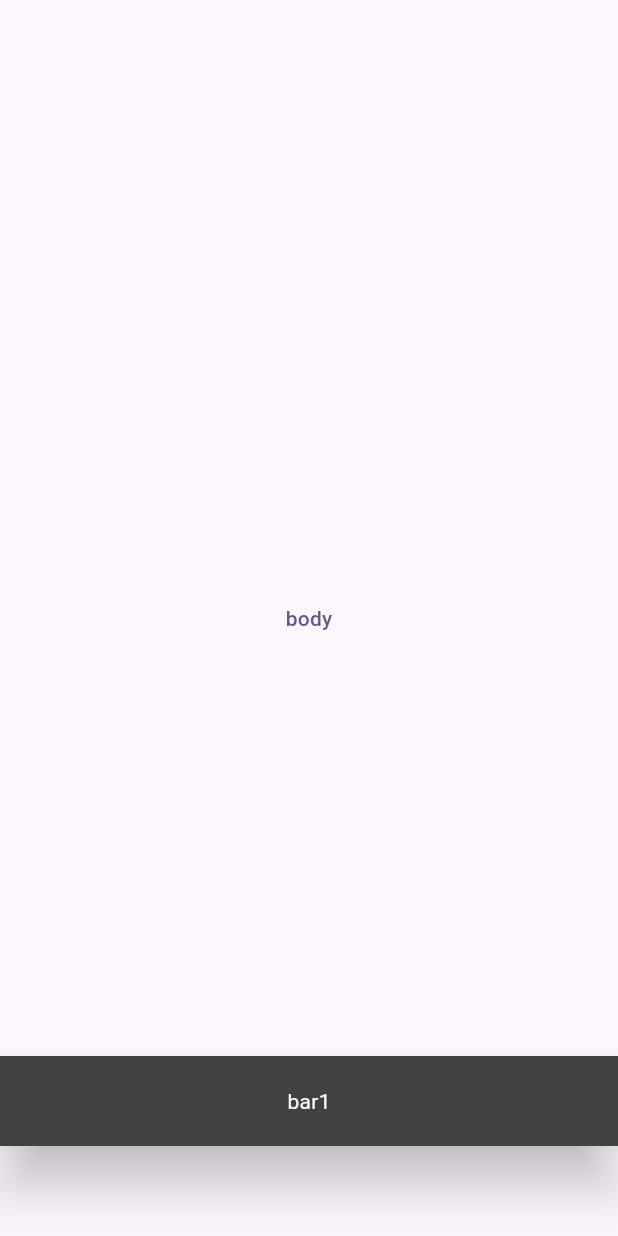
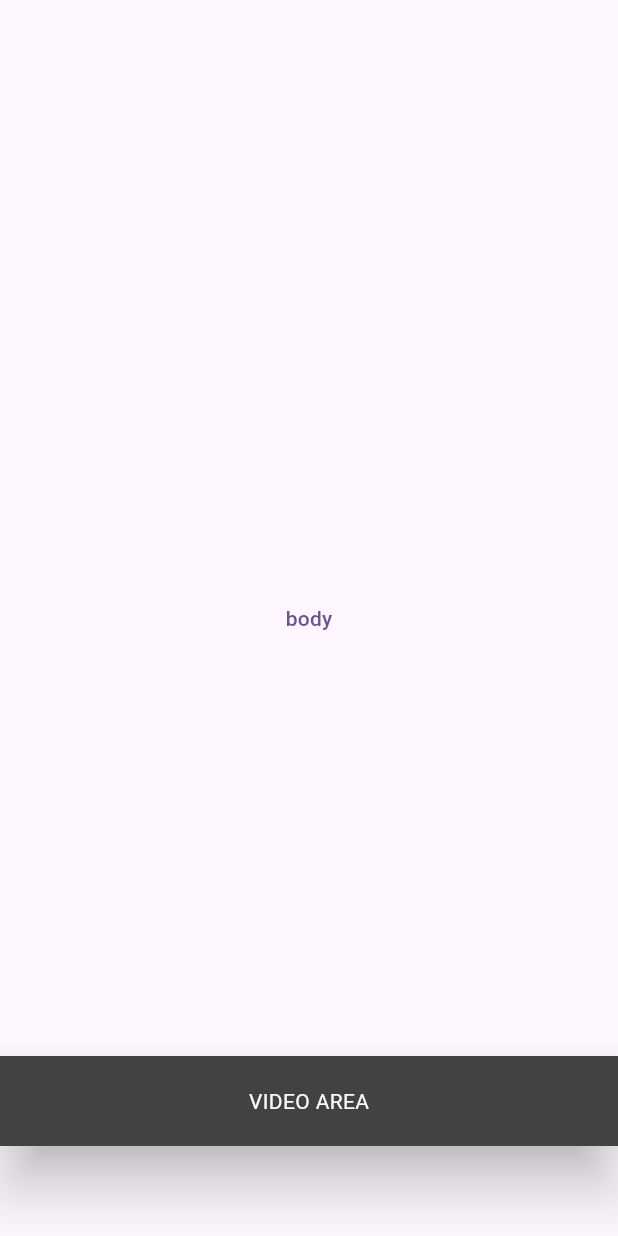
Before and after one commit to ogura-daiki/shrink_sheet_layout, a Flutter app: the screen it shows after launch, on a phone screen of 412 x 824 dp. Run offline on Flutter 3.47's test engine with Material 3 defaults, Android fonts, the phone set to English and light mode, and no system bars.

Commit message:
exampleのレイアウトをYoutubeに寄せた

```diff
--- a/example/lib/main.dart
+++ b/example/lib/main.dart
@@ -72,13 +72,13 @@ class _MyHomePageState extends State<MyHomePage> with TickerProviderStateMixin {
         contentBuilder: ShrinkSheetContentBuilder.simple(
           thumb: ShrinkThumbConstraint.resize(
             min: 60,
-            max: 200,
+            max: MediaQuery.of(context).size.width / 16 * 9,
             child: ShrinkSheetThumb(
               child: Container(
                 color: Colors.grey[800],
                 child: Center(
                   child: Text(
-                    "bar1",
+                    "VIDEO AREA",
                     style: Theme.of(context).textTheme.bodyMedium!.copyWith(
                           color: Theme.of(context).colorScheme.background,
                         ),
```
